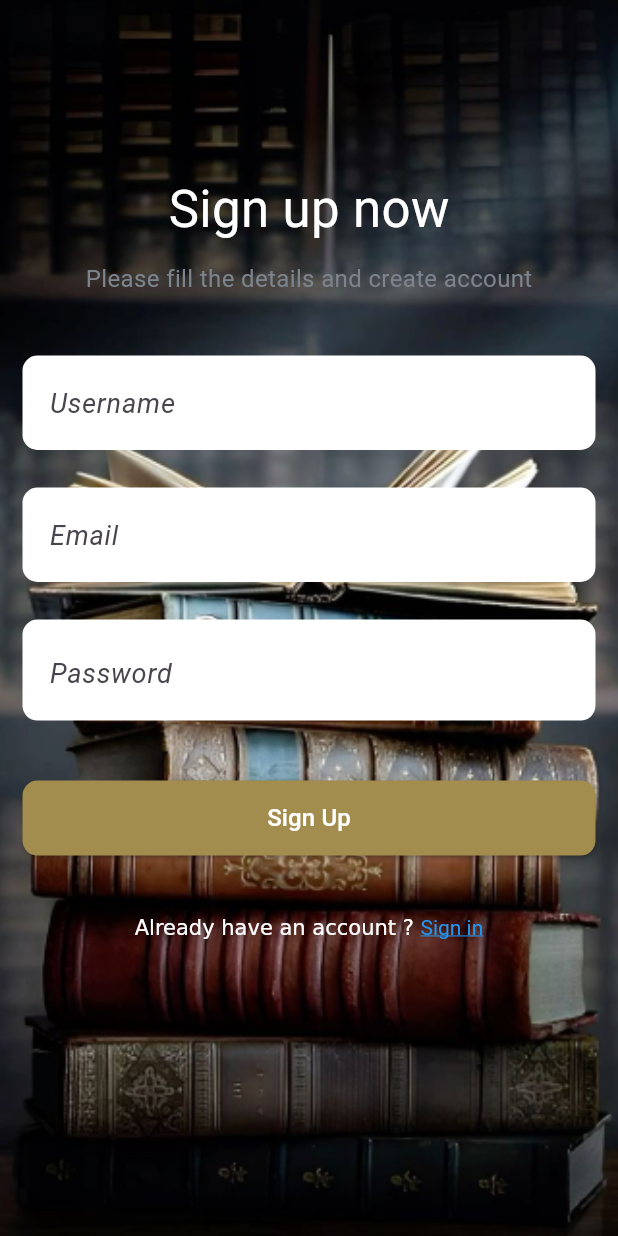
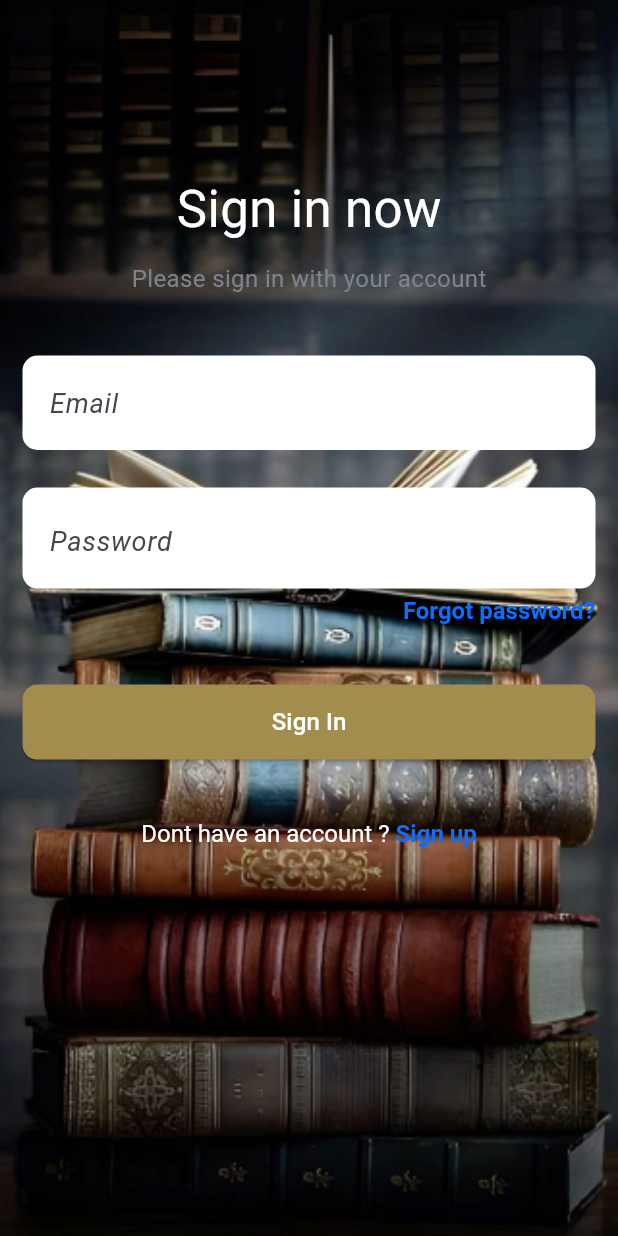
Before and after one commit to AlninoDP/dreampage, a Flutter app: the screen it shows after launch, on a phone screen of 412 x 824 dp. Run offline on Flutter 3.47's test engine with Material 3 defaults, Android fonts, the phone set to English and light mode, and no system bars.

Commit message:
finished sign in page

```diff
--- a/lib/main.dart
+++ b/lib/main.dart
@@ -1,4 +1,5 @@
 import 'package:dreampage/views/landing_page/landing_page.dart';
+import 'package:dreampage/views/login/sign_in/sign_in_page.dart';
 import 'package:dreampage/views/login/sign_up/sign_up_page.dart';
 import 'package:flutter/material.dart';
 
@@ -16,7 +17,7 @@
       theme: ThemeData(
         useMaterial3: true,
       ),
-      home: const SignUpPageProvider(),
+      home: const SignInPageProvider(),
     );
   }
 }
--- a/lib/views/login/sign_in/sign_in_page.dart
+++ b/lib/views/login/sign_in/sign_in_page.dart
@@ -0,0 +1,130 @@
+import 'package:dreampage/components/app_background.dart';
+import 'package:dreampage/views/login/providers/login_page_provider.dart';
+import 'package:dreampage/views/login/widgets/custom_button.dart';
+import 'package:dreampage/views/login/widgets/custom_textfield.dart';
+import 'package:flutter/gestures.dart';
+import 'package:flutter/material.dart';
+import 'package:flutter/widgets.dart';
+import 'package:provider/provider.dart';
+
+class SignInPageProvider extends StatelessWidget {
+  const SignInPageProvider({super.key});
+
+  @override
+  Widget build(BuildContext context) {
+    return ChangeNotifierProvider(
+      create: (context) => LoginPageProvider(),
+      child: const SigInPage(),
+    );
+  }
+}
+
+class SigInPage extends StatelessWidget {
+  const SigInPage({super.key});
+
+  @override
+  Widget build(BuildContext context) {
+    return SafeArea(
+      top: true,
+      child: Scaffold(
+        resizeToAvoidBottomInset: false,
+        body: AppBackground(
+          child: Padding(
+            padding: const EdgeInsets.all(15),
+            child: Column(
+              children: [
+                const SizedBox(height: 100),
+                const Text(
+                  'Sign in now',
+                  style: TextStyle(fontSize: 34, color: Colors.white),
+                ),
+                const SizedBox(height: 10),
+                const Text(
+                  'Please sign in with your account',
+                  style: TextStyle(
+                    fontSize: 16,
+                    color: Color(0xff7D848D),
+                  ),
+                ),
+                const SizedBox(height: 40),
+
+                // Email Textfield
+                const CustomTexfield(hintText: 'Email', obscureText: false),
+
+                const SizedBox(height: 25),
+
+                // Password Textfield
+                Consumer<LoginPageProvider>(
+                  builder: (context, provider, _) {
+                    return CustomTexfield(
+                      hintText: 'Password',
+                      obscureText: provider.obscureText,
+                      suffix: GestureDetector(
+                        onTap: () => provider.changePasswordVisibility(),
+                        child: (provider.obscureText == true)
+                            ? const Icon(Icons.visibility)
+                            : const Icon(Icons.visibility_off),
+                      ),
+                    );
+                  },
+                ),
+
+                const SizedBox(height: 5),
+
+                // Forgot Password text
+                Row(
+                  mainAxisAlignment: MainAxisAlignment.end,
+                  children: [
+                    RichText(
+                      text: TextSpan(
+                        text: 'Forgot password?',
+                        style: const TextStyle(
+                          color: Color(0xff0D6EFD),
+                          fontSize: 16,
+                          fontWeight: FontWeight.bold,
+                        ),
+                        recognizer: TapGestureRecognizer()
+                          ..onTap = () {
+                            // TODO: Implement ontap fucntion
+                          },
+                      ),
+                    ),
+                  ],
+                ),
+
+                const SizedBox(height: 40),
+
+                // button sign up
+                //TODO:Implement ontap function
+                const CustomButton(text: 'Sign In'),
+
+                const SizedBox(height: 40),
+
+                // Sign in Text
+                RichText(
+                    text: TextSpan(
+                  text: 'Dont have an account ? ',
+                  style: const TextStyle(fontSize: 16),
+                  children: [
+                    TextSpan(
+                      text: 'Sign up',
+                      style: const TextStyle(
+                        color: Color(0xff0D6EFD),
+                        fontSize: 16,
+                        fontWeight: FontWeight.bold,
+                      ),
+                      recognizer: TapGestureRecognizer()
+                        ..onTap = () {
+                          // TODO: Implement ontap function
+                        },
+                    ),
+                  ],
+                ))
+              ],
+            ),
+          ),
+        ),
+      ),
+    );
+  }
+}
--- a/lib/views/login/sign_up/sign_up_page.dart
+++ b/lib/views/login/sign_up/sign_up_page.dart
@@ -85,11 +85,16 @@
                 RichText(
                     text: TextSpan(
                   text: 'Already have an account ? ',
+                  style: const TextStyle(
+                    color: Color(0xff0D6EFD),
+                    fontSize: 16,
+                    fontWeight: FontWeight.bold,
+                  ),
                   children: [
                     TextSpan(
                       text: 'Sign in',
                       style: const TextStyle(
-                        color: Colors.blue,
+                        color: Color(0xff0D6EFD),
                         decoration: TextDecoration.underline,
                       ),
                       recognizer: TapGestureRecognizer()
```
